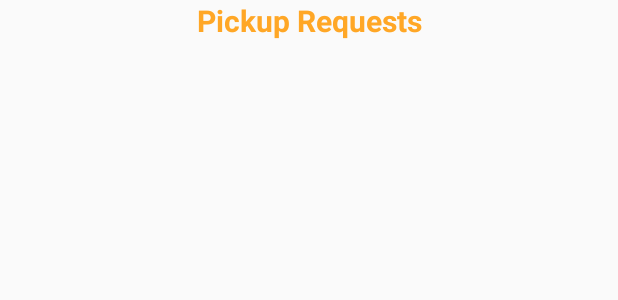
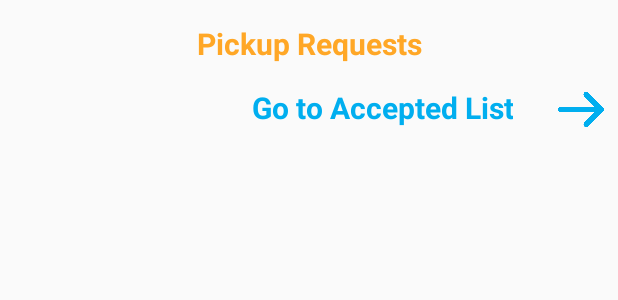
Before and after one commit to fahim36/FoodWasteManagement, an Android app: the layout activity_admin_dashboard.xml on its own in the app's theme, with its tools: preview values and no code run, on a phone screen of 412 x 824 dp. Shown: the top 300 px of the screen. Run offline under Robolectric (Android 15) with nearby library versions, the phone set to English and light mode, and no system bars; network calls fail; Roboto replaces fonts that are not available here.

Commit message:
Final Commit

```diff
--- a/app/src/main/java/com/example/foodwastemanagement/Constants.java
+++ b/app/src/main/java/com/example/foodwastemanagement/Constants.java
@@ -2,8 +2,8 @@ package com.example.foodwastemanagement;
 
 public class Constants {
 
-    //public static final String URL_string = "http://192.168.31.34/phpfiles/";  //localhost
-    public static final String URL_string = "http://192.168.31.182/PHPfiles/";  //localhost
+    public static final String URL_string = "http://192.168.31.34/phpfiles/";  //localhost
+    //public static final String URL_string = "http://192.168.31.182/PHPfiles/";  //localhost
 
     public static final int REQUEST_CODE_GETMESSAGE = 1014;
 }
--- a/app/src/main/res/layout/activity_admin_dashboard.xml
+++ b/app/src/main/res/layout/activity_admin_dashboard.xml
@@ -22,14 +22,38 @@
         android:textStyle="bold"
         android:textSize="20sp"
         android:gravity="center"
+        android:layout_margin="15dp"
         android:text="Pickup Requests"
         android:textColor="@color/orange_400"
         android:layout_marginBottom="10dp"/>
+
+    <TextView
+        android:id="@+id/gotobutton"
+        android:layout_width="match_parent"
+        android:layout_height="wrap_content"
+        android:layout_below="@id/label"
+        android:layout_marginEnd="20dp"
+        android:layout_toStartOf="@+id/ivNext"
+        android:gravity="end"
+        android:text="Go to Accepted List"
+        android:textColor="@color/group_info_blue"
+        android:textSize="20sp"
+        android:textStyle="bold" />
+
+    <ImageView
+        android:id="@+id/ivNext"
+        android:layout_width="50dp"
+        android:layout_height="30dp"
+        android:layout_below="@+id/label"
+        android:layout_alignParentEnd="true"
+        android:src="@drawable/next_btn"
+        app:tint="@color/group_info_blue" />
+
 
     <androidx.recyclerview.widget.RecyclerView
         android:id="@+id/recyclerview"
         android:layout_width="match_parent"
         android:layout_height="match_parent"
-        android:layout_below="@+id/label"
+        android:layout_below="@+id/gotobutton"
         android:scrollbars="vertical" />
 </RelativeLayout>
```
Also changed, not shown: app/src/main/java/com/example/foodwastemanagement/NGOAcceptedPickupRequestList.java (+42 -18 lines), app/src/main/java/com/example/foodwastemanagement/NGODashboardActivity.java (+26 -4 lines), app/src/main/res/layout/activity_ngoaccepted_pickup_request_list.xml (+25 -1 lines), app/src/main/res/drawable/next_btn.png (added), app/src/main/res/drawable/previous_btn.png (added), 6 other files.
